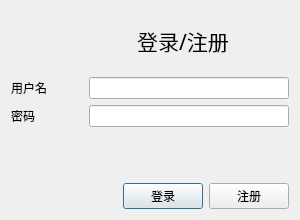
Qt form signindialog.ui (senpai-a/buybuybuy-shop) before a commit.
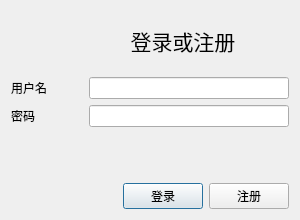
The same form after that commit. Icons and pictures are not drawn.

What changed in the file:
```diff
--- a/signindialog.ui
+++ b/signindialog.ui
@@ -74,7 +74,7 @@
         </font>
        </property>
        <property name="text">
-        <string>登录/注册</string>
+        <string>登录或注册</string>
        </property>
        <property name="alignment">
         <set>Qt::AlignCenter</set>
```
Left out of the diff: 2 changed lines with no effect on the pictures.
